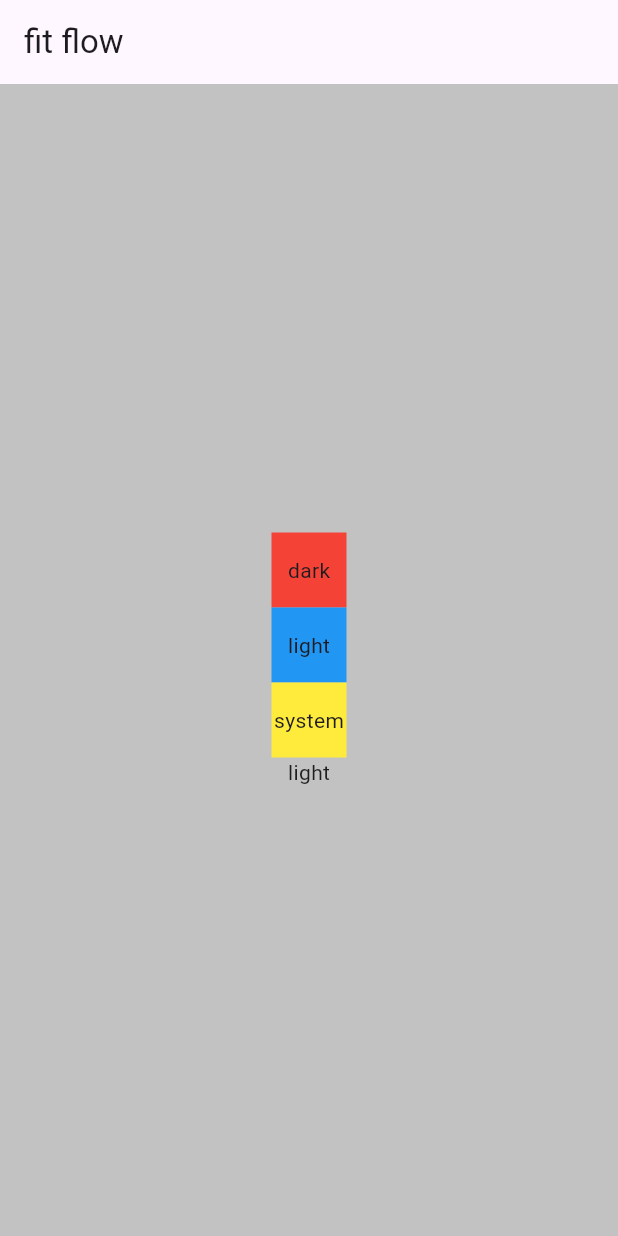
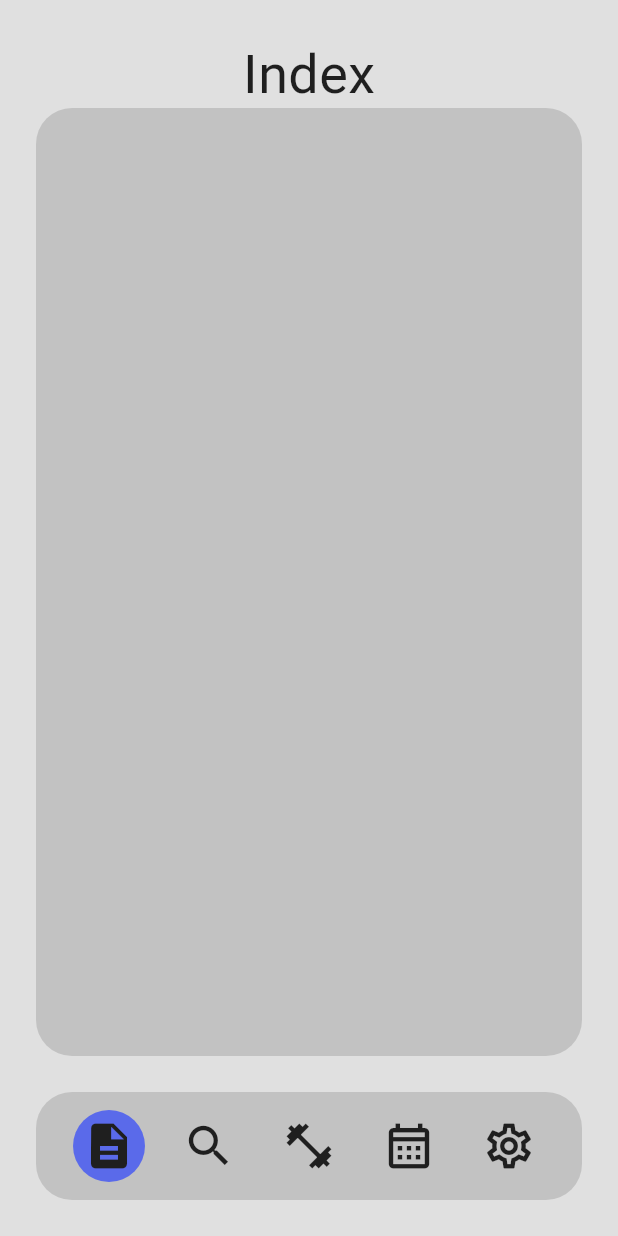
Before and after one commit to BanBanh/fit-flow, a Flutter app: the screen it shows after launch, on a phone screen of 412 x 824 dp. Run offline on Flutter 3.47's test engine with Material 3 defaults, Android fonts, the phone set to English and light mode, and no system bars; our stand-ins replace firebase_auth, firebase_core, firebase_database, hive, hive_flutter; accounts and stored records are empty.

Commit message:
Implements basic UI and theme functionality
Sets up the basic UI structure with a main screen.

Introduces theme management using Hive to persist user preferences for dark mode and custom colors.

Refactors color definitions, removing them from constants and storing user-defined colors.

title text animation

```diff
--- /dev/null
+++ b/devtools_options.yaml
@@ -0,0 +1,3 @@
+description: This file stores settings for Dart & Flutter DevTools.
+documentation: https://docs.flutter.dev/tools/devtools/extensions#configure-extension-enablement-states
+extensions:
--- a/lib/data/constants.dart
+++ b/lib/data/constants.dart
@@ -1,5 +1,3 @@
-import 'package:flutter/material.dart';
-
 const List<String> kExerciseCategories = [
   'Upper Body',
   'Lower Body',
@@ -7,41 +5,3 @@ const List<String> kExerciseCategories = [
   'Full Body',
   'Cardio',
 ];
-
-const Map<String, Map<String, Color>> kColors = {
-  'dark': {
-    'bgDark': Color(0xFF1E1E1E),
-    'bg': Color(0xFF3C3C3C),
-    'bgLight': Color(0xFF5C5C5C),
-    'text': Color(0xFFE0E0E0),
-    'textMuted': Color(0xFFC2C2C2),
-    'highlight': Color(0xFF7A7A7A),
-    'border': Color(0xFF4D4D4D),
-    'borderMuted': Color(0xFF6B6B6B),
-  },
-
-  'light': {
-    'bgDark': Color(0xFFE0E0E0),
-    'bg': Color(0xFFC2C2C2),
-    'bgLight': Color(0xFFA3A3A3),
-    'text': Color(0xFF1F1F1F),
-    'textMuted': Color(0xFF3D3D3D),
-    'highlight': Color(0xFF858585),
-    'border': Color(0xFFB3B3B3),
-    'borderMuted': Color(0xFF949494),
-  },
-
-  'other': {
-    'danger': Color(0xFFE05F5F),
-    'warning': Color(0xFFE0C45F),
-    'success': Color(0xFF5FE08F),
-    'info': Color(0xFF5F9FE0),
-
-    'blue': Color(0xFF5A6AEA),
-    'purple': Color(0xFF9D5AEA),
-    'red': Color(0xFFEA5A6A),
-    'orange': Color(0xFFEA9D5A),
-    'yellow': Color(0xFFEAC55A),
-    'green': Color(0xFF5AEA6A),
-  },
-};
--- a/lib/data/model/user_preferences.dart
+++ b/lib/data/model/user_preferences.dart
@@ -3,6 +3,7 @@ import 'package:hive/hive.dart';
 class UserPreferences {
   static const _themeModeKey = 'themeMode';
   static const _primaryColorKey = 'primaryColor';
+  static const _secondaryColorKey = 'secondaryColor';
   static const _darkModeKey = 'darkMode';
 
   static Box get _box => Hive.box('userPrefs');
@@ -27,6 +28,16 @@ class UserPreferences {
     _box.put(_primaryColorKey, color);
   }
 
+  // Secondary Color (stored as int value)
+  static String get secondaryColor {
+    String colorValue = _box.get(_secondaryColorKey, defaultValue: 'orange');
+    return colorValue;
+  }
+
+  static set secondaryColor(String color) {
+    _box.put(_primaryColorKey, color);
+  }
+
   // Dark Mode (simple bool)
   static bool get darkMode {
     return _box.get(_darkModeKey, defaultValue: false);
--- /dev/null
+++ b/lib/data/my_decor.dart
@@ -0,0 +1,42 @@
+import 'package:fit_flow/data/model/user_preferences.dart';
+import 'package:flutter/material.dart';
+
+extension DarkMode on BuildContext {
+  /// is dark mode currently enabled?
+  bool get themeMode {
+    if (UserPreferences.themeMode == 'system') {
+      final brightness = MediaQuery.of(this).platformBrightness;
+      return brightness == Brightness.dark;
+    } else {
+      return UserPreferences.themeMode == 'dark';
+    }
+  }
+}
+
+class MyDecor {
+  final bool isDarkMode;
+
+  MyDecor(this.isDarkMode);
+
+  Color get text => isDarkMode ? Color(0xFFE0E0E0) : Color(0xFF1F1F1F);
+  Color get textMuted => isDarkMode ? Color(0xFFC2C2C2) : Color(0xFF3D3D3D);
+
+  Color get bgDark => isDarkMode ? Color(0xFF1E1E1E) : Color(0xFFE0E0E0);
+  Color get bg => isDarkMode ? Color(0xFF3C3C3C) : Color(0xFFC2C2C2);
+  Color get bgLight => isDarkMode ? Color(0xFF5C5C5C) : Color(0xFFA3A3A3);
+  Color get highlight => isDarkMode ? Color(0xFF7A7A7A) : Color(0xFF858585);
+  Color get border => isDarkMode ? Color(0xFF5C5C5C) : Color(0xFFB3B3B3);
+  Color get borderMuted => isDarkMode ? Color(0xFF6B6B6B) : Color(0xFF949494);
+
+  Color get danger => Color(0xFFE05F5F);
+  Color get warning => Color(0xFFE0C45F);
+  Color get success => Color(0xFF5FE08F);
+  Color get info => Color(0xFF5F9FE0);
+
+  Color get blue => Color(0xFF5A6AEA);
+  Color get purple => Color(0xFF9D5AEA);
+  Color get red => Color(0xFFEA5A6A);
+  Color get orange => Color(0xFFEA9D5A);
+  Color get yellow => Color(0xFFEAC55A);
+  Color get green => Color(0xFF5AEA6A);
+}
--- a/lib/data/my_styles.dart
+++ /dev/null
@@ -1,20 +0,0 @@
-import 'package:fit_flow/data/constants.dart';
-import 'package:fit_flow/data/model/user_preferences.dart';
-import 'package:flutter/material.dart';
-
-extension DarkMode on BuildContext {
-  /// is dark mode currently enabled?
-  String get themeMode {
-    if (UserPreferences.themeMode == 'system') {
-      final brightness = MediaQuery.of(this).platformBrightness;
-      return brightness == Brightness.dark ? 'dark' : 'light';
-    } else {
-      return UserPreferences.themeMode;
-    }
-  }
-}
-
-extension TextStyleExtensions on TextStyle {
-  TextStyle text(String themeMode) =>
-      copyWith(color: kColors[themeMode]!['text']);
-}
--- a/lib/data/notifier.dart
+++ b/lib/data/notifier.dart
@@ -1,3 +1,4 @@
 import 'package:flutter/material.dart';
 
-ValueNotifier<bool> example = ValueNotifier(true);
+ValueNotifier<double> navIndicatorPosNotifier = ValueNotifier(0);
+ValueNotifier<String> topBarTitleNotifier = ValueNotifier('Index');
--- /dev/null
+++ b/lib/logic/logic.dart
@@ -0,0 +1,35 @@
+import 'dart:async';
+
+import 'package:fit_flow/data/notifier.dart';
+
+void handleTopBarTitle(String targetText) {
+  List<String> sequence = [];
+  int step = 0;
+  Timer? timer;
+  // Build sequence
+  sequence.clear();
+
+  // Remove old text one character at a time
+  for (int i = topBarTitleNotifier.value.length; i >= 0; i--) {
+    sequence.add(topBarTitleNotifier.value.substring(0, i));
+  }
+
+  // Add new text one character at a time
+  for (int i = 1; i <= targetText.length; i++) {
+    sequence.add(targetText.substring(0, i));
+  }
+
+  // Reset step counter
+  step = 0;
+
+  // Start timer
+  timer = Timer.periodic(Duration(milliseconds: 75), (timer1) {
+    if (step < sequence.length) {
+      topBarTitleNotifier.value = sequence[step];
+      step++;
+    } else {
+      timer?.cancel();
+      timer = null;
+    }
+  });
+}
--- a/lib/main.dart
+++ b/lib/main.dart
@@ -1,8 +1,6 @@
 import 'package:firebase_core/firebase_core.dart';
-import 'package:fit_flow/data/constants.dart';
-import 'package:fit_flow/data/model/user_preferences.dart';
-import 'package:fit_flow/data/my_styles.dart';
 import 'package:fit_flow/firebase_options.dart';
+import 'package:fit_flow/screens/main_screen.dart';
 import 'package:flutter/material.dart';
 import 'package:hive_flutter/hive_flutter.dart';
 
@@ -16,70 +14,11 @@ void main() async {
   runApp(const MyApp());
 }
 
-class MyApp extends StatefulWidget {
+class MyApp extends StatelessWidget {
   const MyApp({super.key});
 
   @override
-  State<MyApp> createState() => _MyAppState();
-}
-
-class _MyAppState extends State<MyApp> {
-  @override
   Widget build(BuildContext context) {
-    final String themeMode = context.themeMode;
-    return MaterialApp(
-      debugShowCheckedModeBanner: false,
-      home: Scaffold(
-        backgroundColor: kColors[themeMode]!['bg'],
-        appBar: AppBar(title: Text('fit flow')),
-        body: Column(
-          crossAxisAlignment: CrossAxisAlignment.center,
-          mainAxisAlignment: MainAxisAlignment.center,
-          children: [
-            Row(),
-            GestureDetector(
-              onTap: () {
-                print('dark');
-                UserPreferences.themeMode = 'dark';
-                setState(() {});
-              },
-              child: Container(
-                color: Colors.red,
-                width: 50,
-                height: 50,
-                child: Center(child: Text('dark')),
-              ),
-            ),
-            GestureDetector(
-              onTap: () {
-                print('light');
-                UserPreferences.themeMode = 'light';
-                setState(() {});
-              },
-              child: Container(
-                color: Colors.blue,
-                width: 50,
-                height: 50,
-                child: Center(child: Text('light')),
-              ),
-            ),
-            GestureDetector(
-              onTap: () {
-                print('system');
-                UserPreferences.themeMode = 'system';
-                setState(() {});
-              },
-              child: Container(
-                color: Colors.yellow,
-                width: 50,
-                height: 50,
-                child: Center(child: Text('system')),
-              ),
-            ),
-            Text(themeMode, style: TextStyle().text(themeMode)),
-          ],
-        ),
-      ),
-    );
+    return MaterialApp(debugShowCheckedModeBanner: false, home: MainScreen());
   }
 }
--- /dev/null
+++ b/lib/screens/main_screen.dart
@@ -0,0 +1,87 @@
+import 'package:fit_flow/data/model/user_preferences.dart';
+import 'package:fit_flow/data/my_decor.dart';
+import 'package:fit_flow/widgets/bottom_nav.dart';
+import 'package:fit_flow/widgets/top_bar.dart';
+import 'package:flutter/material.dart';
+
+class MainScreen extends StatefulWidget {
+  const MainScreen({super.key});
+
+  @override
+  State<MainScreen> createState() => _MainScreenState();
+}
+
+class _MainScreenState extends State<MainScreen> {
+  @override
+  Widget build(BuildContext context) {
+    final bool isDarkMode = context.themeMode;
+
+    Color primaryColor = MyDecor(isDarkMode).blue;
+    switch (UserPreferences.primaryColor) {
+      case 'blue':
+        primaryColor = MyDecor(isDarkMode).blue;
+      case 'purple':
+        primaryColor = MyDecor(isDarkMode).purple;
+      case 'red':
+        primaryColor = MyDecor(isDarkMode).red;
+      case 'orange':
+        primaryColor = MyDecor(isDarkMode).orange;
+      case 'yellow':
+        primaryColor = MyDecor(isDarkMode).yellow;
+      case 'green':
+        primaryColor = MyDecor(isDarkMode).green;
+    }
+    Color secondaryColor = MyDecor(isDarkMode).orange;
+    switch (UserPreferences.secondaryColor) {
+      case 'blue':
+        secondaryColor = MyDecor(isDarkMode).blue;
+      case 'purple':
+        secondaryColor = MyDecor(isDarkMode).purple;
+      case 'red':
+        secondaryColor = MyDecor(isDarkMode).red;
+      case 'orange':
+        secondaryColor = MyDecor(isDarkMode).orange;
+      case 'yellow':
+        secondaryColor = MyDecor(isDarkMode).yellow;
+      case 'green':
+        secondaryColor = MyDecor(isDarkMode).green;
+    }
+
+    final double screenWidth = MediaQuery.of(context).size.width;
+    final double screenHeight = MediaQuery.of(context).size.height;
+
+    return Scaffold(
+      body: Container(
+        width: screenWidth,
+        height: screenHeight,
+        color: MyDecor(isDarkMode).bgDark,
+        padding: EdgeInsets.all(24),
+        child: Column(
+          children: [
+            // top bar
+            TopBar(),
+            // main body
+            Padding(
+              padding: const EdgeInsets.only(bottom: 24.0),
+              child: Container(
+                height: screenHeight - 48 - 72 * 2,
+                decoration: BoxDecoration(
+                  color: MyDecor(isDarkMode).bg,
+                  borderRadius: BorderRadius.circular(24),
+                ),
+                child: Center(
+                  child: Column(mainAxisSize: MainAxisSize.min, children: [
+
+                    ],
+                  ),
+                ),
+              ),
+            ),
+            // bottom nav
+            BottomNav(),
+          ],
+        ),
+      ),
+    );
+  }
+}
--- /dev/null
+++ b/lib/widgets/bottom_nav.dart
@@ -0,0 +1,114 @@
+import 'package:fit_flow/data/model/user_preferences.dart';
+import 'package:fit_flow/data/my_decor.dart';
+import 'package:fit_flow/data/notifier.dart';
+import 'package:fit_flow/logic/logic.dart';
+import 'package:flutter/material.dart';
+
+class BottomNav extends StatefulWidget {
+  const BottomNav({super.key});
+
+  @override
+  State<BottomNav> createState() => _BottomNavState();
+}
+
+class _BottomNavState extends State<BottomNav> {
+  @override
+  Widget build(BuildContext context) {
+    final bool isDarkMode = context.themeMode;
+    final double screenWidth = MediaQuery.of(context).size.width;
+
+    double bTNSpace = (screenWidth - 48 - 180) / 6;
+    // double activeIndicatorPos = (bTNSpace + 18 - 24) + (bTNSpace + 36) * 0;
+    if (navIndicatorPosNotifier.value == 0) {
+      navIndicatorPosNotifier.value = bTNSpace + 18 - 24;
+    }
+    Color primaryColor = MyDecor(isDarkMode).blue;
+    switch (UserPreferences.primaryColor) {
+      case 'blue':
+        primaryColor = MyDecor(isDarkMode).blue;
+      case 'purple':
+        primaryColor = MyDecor(isDarkMode).purple;
+      case 'red':
+        primaryColor = MyDecor(isDarkMode).red;
+      case 'orange':
+        primaryColor = MyDecor(isDarkMode).orange;
+      case 'yellow':
+        primaryColor = MyDecor(isDarkMode).yellow;
+      case 'green':
+        primaryColor = MyDecor(isDarkMode).green;
+    }
+    final List<String> titleList = [
+      'Index',
+      'Search',
+      'Work out',
+      'History',
+      'Setting',
+    ];
+    return ValueListenableBuilder(
+      valueListenable: navIndicatorPosNotifier,
+      builder: (context, navIndicatorPos, child) {
+        return Container(
+          width: screenWidth - 48,
+          height: 72,
+          decoration: BoxDecoration(
+            color: MyDecor(isDarkMode).bg,
+            borderRadius: BorderRadius.circular(24),
+          ),
+          child: Stack(
+            children: [
+              //Active indicator
+              AnimatedPositioned(
+                top: 12,
+                left: navIndicatorPos,
+                duration: Duration(milliseconds: 100),
+                curve: Curves.easeIn,
+                child: Container(
+                  width: 48,
+                  height: 48,
+                  decoration: BoxDecoration(
+                    color: primaryColor,
+                    borderRadius: BorderRadius.circular(150),
+                  ),
+                ),
+              ),
+              Center(
+                child: Row(
+                  mainAxisAlignment: MainAxisAlignment.spaceEvenly,
+                  children:
+                      [
+                            Icons.description,
+                            Icons.search,
+                            Icons.fitness_center,
+                            Icons.calendar_month_outlined,
+                            Icons.settings_outlined,
+                          ].indexed
+                          .map(
+                            (item) => GestureDetector(
+                              onTap: () {
+                                setState(() {
+                                  navIndicatorPosNotifier.value =
+                                      (bTNSpace + 18 - 24) +
+                                      (bTNSpace + 36) * item.$1;
+                                  handleTopBarTitle(titleList[item.$1]);
+                                });
+                              },
+                              child: SizedBox.square(
+                                dimension: 36,
+                                child: Icon(
+                                  item.$2,
+                                  color: MyDecor(isDarkMode).text,
+                                  size: 36,
+                                ),
+                              ),
+                            ),
+                          )
+                          .toList(),
+                ),
+              ),
+            ],
+          ),
+        );
+      },
+    );
+  }
+}
--- /dev/null
+++ b/lib/widgets/top_bar.dart
@@ -0,0 +1,34 @@
+import 'package:fit_flow/data/my_decor.dart';
+import 'package:fit_flow/data/notifier.dart';
+import 'package:flutter/material.dart';
+
+class TopBar extends StatelessWidget {
+  const TopBar({super.key});
+
+  @override
+  Widget build(BuildContext context) {
+    final bool isDarkMode = context.themeMode;
+    final double screenWidth = MediaQuery.of(context).size.width;
+    return ValueListenableBuilder(
+      valueListenable: topBarTitleNotifier,
+      builder: (BuildContext context, String topBarTitle, Widget? child) {
+        return SizedBox(
+          width: screenWidth - 48,
+          height: 48,
+          child: Row(
+            mainAxisAlignment: MainAxisAlignment.spaceBetween,
+            crossAxisAlignment: CrossAxisAlignment.end,
+            children: [
+              SizedBox(),
+              Text(
+                topBarTitle,
+                style: TextStyle(color: MyDecor(isDarkMode).text, fontSize: 36),
+              ),
+              SizedBox(),
+            ],
+          ),
+        );
+      },
+    );
+  }
+}
```
